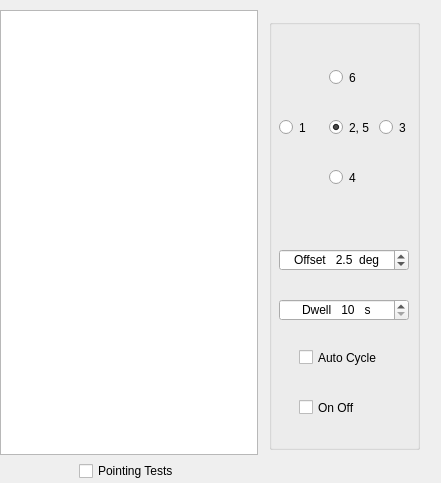
uaro-radio/wsjtx, file map65/astro.ui: the form before one commit.
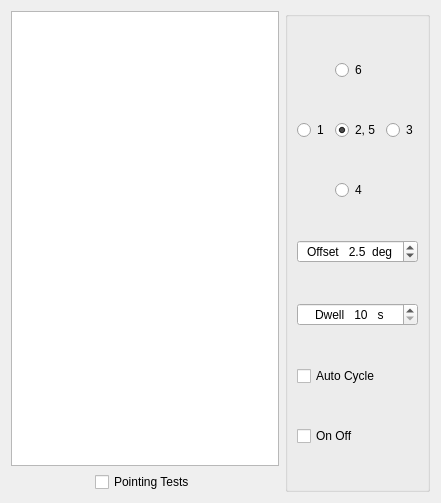
The form after the commit.

What changed in the file:
```diff
--- a/map65/astro.ui
+++ b/map65/astro.ui
@@ -7,46 +7,87 @@
     <x>0</x>
     <y>0</y>
     <width>441</width>
-    <height>483</height>
+    <height>503</height>
    </rect>
   </property>
   <property name="windowTitle">
    <string>Form</string>
   </property>
+  <layout class="QGridLayout" name="gridLayout_2">
+   <item row="0" column="0">
+    <layout class="QVBoxLayout" name="verticalLayout">
+     <item>
+      <widget class="QTextBrowser" name="astroTextBrowser">
+       <property name="font">
+        <font>
+         <family>Courier New</family>
+         <pointsize>20</pointsize>
+         <bold>true</bold>
+        </font>
+       </property>
+      </widget>
+     </item>
+     <item>
+      <layout class="QHBoxLayout" name="horizontalLayout">
+       <item>
+        <spacer name="horizontalSpacer_2">
+         <property name="orientation">
+          <enum>Qt::Horizontal</enum>
+         </property>
+         <property name="sizeHint" stdset="0">
+          <size>
+           <width>40</width>
+           <height>20</height>
+          </size>
+         </property>
+        </spacer>
+       </item>
+       <item>
+        <widget class="QCheckBox" name="cbPointingTests">
+         <property name="text">
+          <string>Pointing Tests</string>
+         </property>
+        </widget>
+       </item>
+       <item>
+        <spacer name="horizontalSpacer">
+         <property name="orientation">
+          <enum>Qt::Horizontal</enum>
+         </property>
+         <property name="sizeHint" stdset="0">
+          <size>
+           <width>40</width>
+           <height>20</height>
+          </size>
+         </property>
+        </spacer>
+       </item>
+      </layout>
+     </item>
+    </layout>
+   </item>
+   <item row="0" column="1">
   <widget class="QGroupBox" name="gbPointing">
-   <property name="geometry">
-    <rect>
-     <x>269</x>
-     <y>19</y>
-     <width>151</width>
-     <height>431</height>
-    </rect>
-   </property>
    <property name="title">
     <string/>
    </property>
+     <layout class="QGridLayout" name="gridLayout">
+      <item row="0" column="1">
+       <widget class="QRadioButton" name="rb6">
+        <property name="text">
+         <string>6</string>
+        </property>
+       </widget>
+      </item>
+      <item row="1" column="0">
    <widget class="QRadioButton" name="rb1">
-    <property name="geometry">
-     <rect>
-      <x>10</x>
-      <y>100</y>
-      <width>30</width>
-      <height>17</height>
-     </rect>
-    </property>
     <property name="text">
      <string>1</string>
     </property>
    </widget>
+      </item>
+      <item row="1" column="1">
    <widget class="QRadioButton" name="rb2">
-    <property name="geometry">
-     <rect>
-      <x>60</x>
-      <y>100</y>
-      <width>40</width>
-      <height>17</height>
-     </rect>
-    </property>
     <property name="text">
      <string>2, 5</string>
     </property>
@@ -54,54 +95,23 @@
      <bool>true</bool>
     </property>
    </widget>
+      </item>
+      <item row="1" column="2">
    <widget class="QRadioButton" name="rb3">
-    <property name="geometry">
-     <rect>
-      <x>110</x>
-      <y>100</y>
-      <width>30</width>
-      <height>17</height>
-     </rect>
-    </property>
     <property name="text">
      <string>3</string>
     </property>
    </widget>
+      </item>
+      <item row="2" column="1">
    <widget class="QRadioButton" name="rb4">
-    <property name="geometry">
-     <rect>
-      <x>60</x>
-      <y>150</y>
-      <width>30</width>
-      <height>17</height>
-     </rect>
-    </property>
     <property name="text">
      <string>4</string>
     </property>
    </widget>
-   <widget class="QRadioButton" name="rb6">
-    <property name="geometry">
-     <rect>
-      <x>60</x>
-      <y>50</y>
-      <width>30</width>
-      <height>17</height>
-     </rect>
-    </property>
-    <property name="text">
-     <string>6</string>
-    </property>
-   </widget>
+      </item>
+      <item row="3" column="0" colspan="3">
    <widget class="QDoubleSpinBox" name="sbOffset">
-    <property name="geometry">
-     <rect>
-      <x>10</x>
-      <y>230</y>
-      <width>130</width>
-      <height>22</height>
-     </rect>
-    </property>
     <property name="alignment">
      <set>Qt::AlignCenter</set>
     </property>
@@ -127,41 +137,9 @@
      <double>2.500000000000000</double>
     </property>
    </widget>
-   <widget class="QCheckBox" name="cbAutoCycle">
-    <property name="geometry">
-     <rect>
-      <x>30</x>
-      <y>330</y>
-      <width>91</width>
-      <height>17</height>
-     </rect>
-    </property>
-    <property name="text">
-     <string>Auto Cycle</string>
-    </property>
-   </widget>
-   <widget class="QCheckBox" name="cbOnOff">
-    <property name="geometry">
-     <rect>
-      <x>30</x>
-      <y>380</y>
-      <width>70</width>
-      <height>17</height>
-     </rect>
-    </property>
-    <property name="text">
-     <string>On Off</string>
-    </property>
-   </widget>
+      </item>
+      <item row="4" column="0" colspan="3">
    <widget class="QSpinBox" name="sbDwell">
-    <property name="geometry">
-     <rect>
-      <x>10</x>
-      <y>280</y>
-      <width>130</width>
-      <height>22</height>
-     </rect>
-    </property>
     <property name="alignment">
      <set>Qt::AlignCenter</set>
     </property>
@@ -181,68 +159,25 @@
      <number>10</number>
     </property>
    </widget>
-  </widget>
-  <widget class="QWidget" name="">
-   <property name="geometry">
-    <rect>
-     <x>0</x>
-     <y>10</y>
-     <width>258</width>
-     <height>471</height>
-    </rect>
-   </property>
-   <layout class="QVBoxLayout" name="verticalLayout">
-    <item>
-     <widget class="QTextBrowser" name="astroTextBrowser">
-      <property name="font">
-       <font>
-        <family>Courier New</family>
-        <pointsize>20</pointsize>
-        <weight>75</weight>
-        <bold>true</bold>
-       </font>
-      </property>
-     </widget>
-    </item>
-    <item>
-     <layout class="QHBoxLayout" name="horizontalLayout">
-      <item>
-       <spacer name="horizontalSpacer_2">
-        <property name="orientation">
-         <enum>Qt::Horizontal</enum>
-        </property>
-        <property name="sizeHint" stdset="0">
-         <size>
-          <width>40</width>
-          <height>20</height>
-         </size>
-        </property>
-       </spacer>
-      </item>
-      <item>
-       <widget class="QCheckBox" name="cbPointingTests">
+      </item>
+      <item row="5" column="0" colspan="3">
+       <widget class="QCheckBox" name="cbAutoCycle">
+        <property name="text">
+         <string>Auto Cycle</string>
+        </property>
+       </widget>
+      </item>
+      <item row="6" column="0" colspan="2">
+       <widget class="QCheckBox" name="cbOnOff">
         <property name="text">
-         <string>Pointing Tests</string>
+         <string>On Off</string>
         </property>
        </widget>
       </item>
-      <item>
-       <spacer name="horizontalSpacer">
-        <property name="orientation">
-         <enum>Qt::Horizontal</enum>
-        </property>
-        <property name="sizeHint" stdset="0">
-         <size>
-          <width>40</width>
-          <height>20</height>
-         </size>
-        </property>
-       </spacer>
-      </item>
      </layout>
-    </item>
-   </layout>
-  </widget>
+    </widget>
+   </item>
+  </layout>
  </widget>
  <resources/>
  <connections/>
```
Lines whose indentation alone changed are shown as unchanged.
